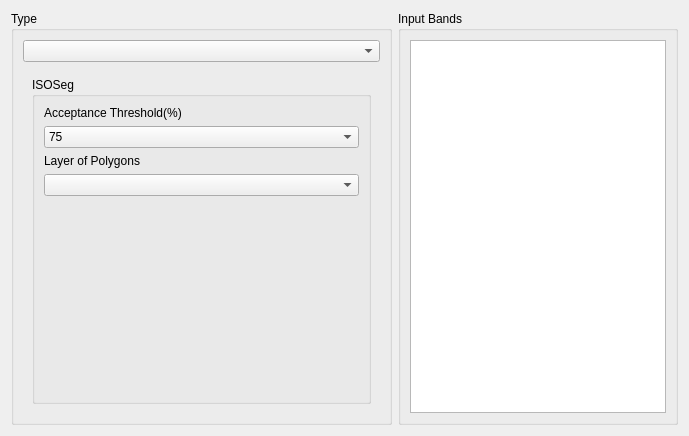
First picture: the form in src/terralib/qt/widgets/rp/ui/ClassifierWizardPageForm.ui, repository claudiobogossian/terralib5, before the edit.
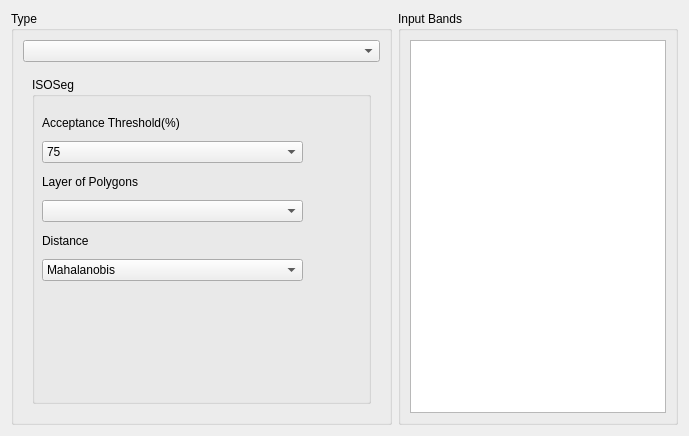
Second picture: the form after the edit.

The edit to the form file:
```diff
--- a/src/terralib/qt/widgets/rp/ui/ClassifierWizardPageForm.ui
+++ b/src/terralib/qt/widgets/rp/ui/ClassifierWizardPageForm.ui
@@ -60,12 +60,17 @@
                   <property name="title">
                    <string>ISOSeg</string>
                   </property>
-                  <layout class="QGridLayout" name="gridLayout_15">
-                   <item row="0" column="0">
-                    <layout class="QGridLayout" name="gridLayout_14">
-                     <item row="0" column="0">
-                      <layout class="QGridLayout" name="gridLayout_13">
-                       <item row="0" column="0">
+                  <widget class="QWidget" name="layoutWidget">
+                   <property name="geometry">
+                    <rect>
+                     <x>10</x>
+                     <y>33</y>
+                     <width>261</width>
+                     <height>171</height>
+                    </rect>
+                   </property>
+                   <layout class="QVBoxLayout" name="verticalLayout_2">
+                    <item>
                         <layout class="QGridLayout" name="gridLayout_2">
                          <item row="0" column="0">
                           <widget class="QLabel" name="inputDataSetLabel_6">
@@ -113,7 +118,7 @@
                          </item>
                         </layout>
                        </item>
-                       <item row="1" column="0">
+                    <item>
                         <layout class="QGridLayout" name="gridLayout">
                          <item row="0" column="0">
                           <widget class="QLabel" name="label_5">
@@ -130,24 +135,36 @@
                          </item>
                         </layout>
                        </item>
-                      </layout>
-                     </item>
-                     <item row="1" column="0">
-                      <spacer name="verticalSpacer">
-                       <property name="orientation">
-                        <enum>Qt::Vertical</enum>
-                       </property>
-                       <property name="sizeHint" stdset="0">
-                        <size>
-                         <width>20</width>
-                         <height>40</height>
-                        </size>
-                       </property>
-                      </spacer>
-                     </item>
+                    <item>
+                     <layout class="QVBoxLayout" name="verticalLayout">
+                      <item>
+                       <widget class="QLabel" name="label_10">
+                        <property name="text">
+                         <string>Distance</string>
+                        </property>
+                        <property name="alignment">
+                         <set>Qt::AlignLeading|Qt::AlignLeft|Qt::AlignVCenter</set>
+                        </property>
+                       </widget>
+                      </item>
+                      <item>
+                       <widget class="QComboBox" name="m_distanceTypeComboBox_">
+                        <item>
+                         <property name="text">
+                          <string>Mahalanobis</string>
+                         </property>
+                        </item>
+                        <item>
+                         <property name="text">
+                          <string>Bhattacharyya</string>
+                         </property>
+                        </item>
+                       </widget>
+                      </item>
                     </layout>
                    </item>
                   </layout>
+                  </widget>
                  </widget>
                 </item>
                </layout>
```
Lines whose indentation alone changed are shown as unchanged.
